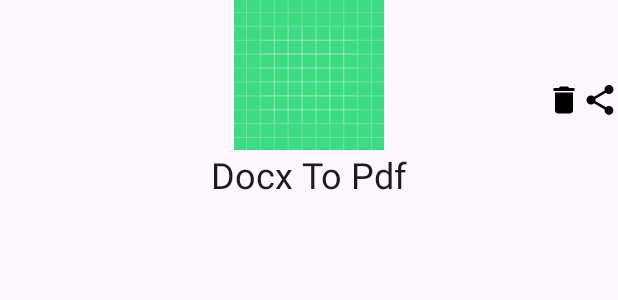
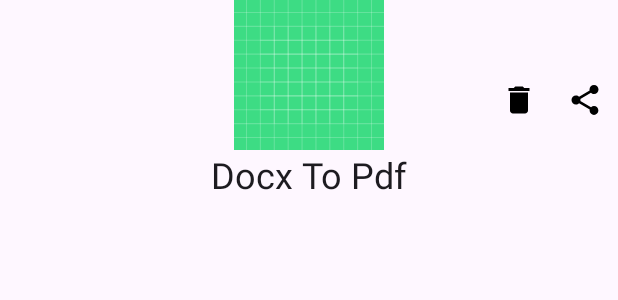
Before and after one commit to labmember003/docx-to-pdf, an Android app: the layout existing_font.xml on its own in the app's theme, with its tools: preview values and no code run, on a phone screen of 412 x 824 dp. Shown: the top 300 px of the screen. Run offline under Robolectric (Android 15) with nearby library versions, the phone set to English and light mode, and no system bars.

Commit message:
fixed option not selecting bug

```diff
--- a/app/src/main/res/layout/activity_main.xml
+++ b/app/src/main/res/layout/activity_main.xml
@@ -26,7 +26,7 @@
     <androidx.recyclerview.widget.RecyclerView
         android:id="@+id/rcvPDFs"
         android:layout_width="match_parent"
-        android:layout_height="match_parent"
+        android:layout_height="wrap_content"
         app:layout_constraintTop_toBottomOf="@+id/appBarLayout"
         app:layout_constraintStart_toStartOf="parent"
         app:layout_constraintEnd_toEndOf="parent"
--- a/app/src/main/res/layout/existing_font.xml
+++ b/app/src/main/res/layout/existing_font.xml
@@ -27,6 +27,7 @@
         android:layout_width="wrap_content"
         android:layout_height="wrap_content"
         android:src="@drawable/ic_baseline_share_24"
+        android:padding="10dp"
         app:layout_constraintEnd_toEndOf="parent"
         app:layout_constraintTop_toTopOf="parent"
         app:layout_constraintBottom_toBottomOf="parent"
@@ -35,6 +36,7 @@
         android:id="@+id/deleteButton"
         android:layout_width="wrap_content"
         android:layout_height="wrap_content"
+        android:padding="10dp"
         android:src="@drawable/ic_baseline_delete_24"
         app:layout_constraintEnd_toStartOf="@+id/shareButton"
         app:layout_constraintTop_toTopOf="parent"
```
